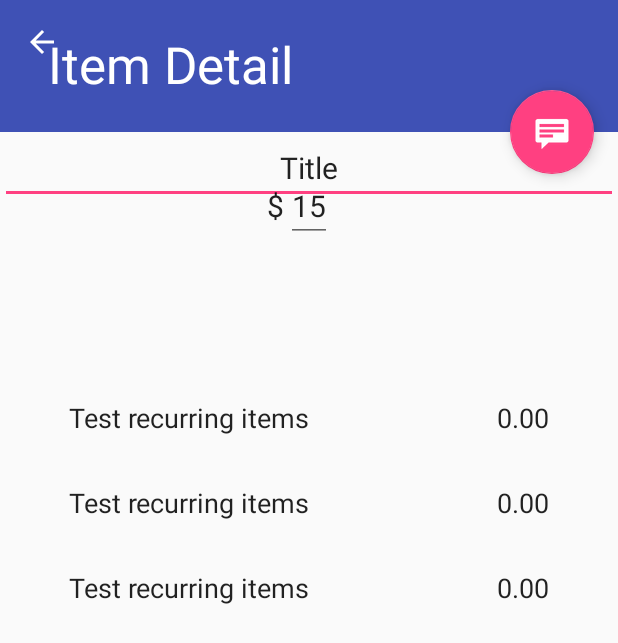
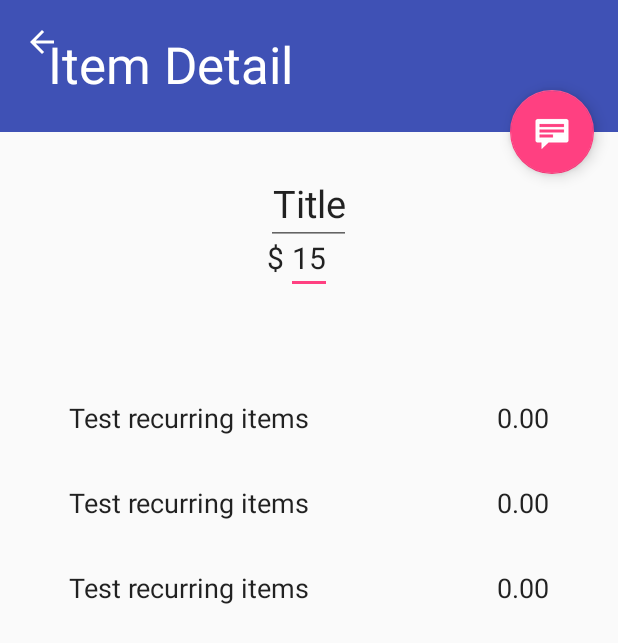
Before and after one commit to nicolasheady/budgetapp, an Android app: the ItemDetailActivity screen opened directly, with no data from a screen before it, on a phone screen of 412 x 824 dp. Shown: the top 643 px of the screen. Run offline under Robolectric (Android 15) with nearby library versions, the phone set to English and light mode, and no system bars; 1 statement that could not run was skipped.

```diff
--- a/app/src/main/res/layout/item_detail.xml
+++ b/app/src/main/res/layout/item_detail.xml
@@ -8,14 +8,19 @@
         xmlns:tools="http://schemas.android.com/tools"
         android:id="@+id/item_detail"
         style="?android:attr/textAppearanceLarge"
-        android:layout_width="match_parent"
+        android:layout_width="wrap_content"
         android:layout_height="wrap_content"
         android:textIsSelectable="true"
         tools:context="edu.gvsu.cis.headyn.budgetapplaptop.ItemDetailFragment"
         android:text="Title"
         android:editable="false"
-        android:textSize="20dp"
-        android:textAlignment="center" />
+        android:textSize="25dp"
+        android:textAlignment="center"
+        android:layout_centerHorizontal="true"
+        android:enabled="true"
+        android:layout_marginTop="20dp"
+        android:clickable="false"
+        android:inputType="text" />
 
     <EditText
         style="?android:attr/textAppearanceLarge"
@@ -32,9 +37,12 @@
         android:textAlignment="textStart"
         android:layout_alignParentTop="false"
         android:layout_centerHorizontal="true"
-        android:layout_marginTop="25dp"
+        android:layout_marginTop="40dp"
         android:layout_alignTop="@+id/item_detail"
-        android:layout_alignParentLeft="false" />
+        android:layout_alignParentLeft="false"
+        android:enabled="true"
+        android:clickable="false"
+        android:inputType="numberDecimal" />
 
     <TextView
         android:layout_width="wrap_content"
```
Also changed, not shown: app/src/main/java/edu/gvsu/cis/headyn/budgetapplaptop/ItemDetailActivity.java (+7 -12 lines), app/src/main/java/edu/gvsu/cis/headyn/budgetapplaptop/MainActivity.java (+21 -0 lines).
